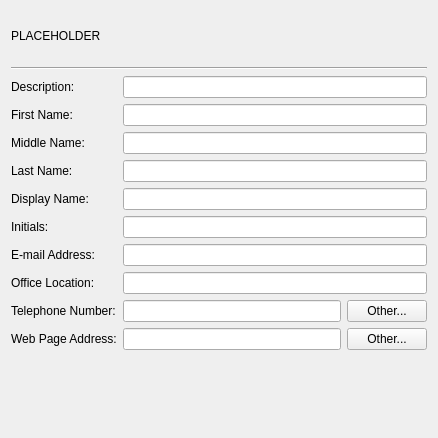
Above: src/admc/tabs/general_user_tab.ui from Samael-fhts/admc before the change. Below: the same form after it.
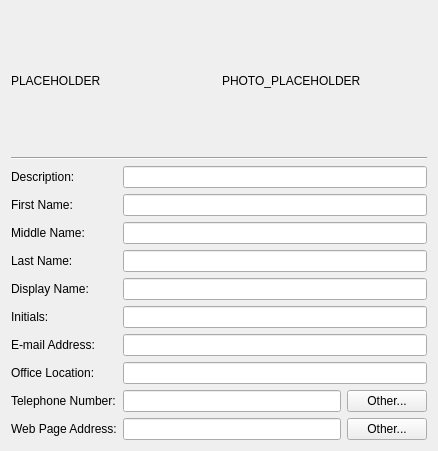
That is the form after the change.

Commit message: Intermediate result

The edit to the form file:
```diff
--- a/src/admc/tabs/general_user_tab.ui
+++ b/src/admc/tabs/general_user_tab.ui
@@ -7,7 +7,7 @@
     <x>0</x>
     <y>0</y>
     <width>438</width>
-    <height>438</height>
+    <height>451</height>
    </rect>
   </property>
   <property name="windowTitle">
@@ -15,6 +15,14 @@
   </property>
   <layout class="QVBoxLayout" name="verticalLayout">
    <item>
+    <layout class="QHBoxLayout" name="horizontalLayout_3">
+     <property name="leftMargin">
+      <number>0</number>
+     </property>
+     <property name="topMargin">
+      <number>0</number>
+     </property>
+     <item>
     <widget class="QLabel" name="name_label">
      <property name="sizePolicy">
       <sizepolicy hsizetype="Preferred" vsizetype="Fixed">
@@ -32,6 +40,15 @@
       <string notr="true">PLACEHOLDER</string>
      </property>
     </widget>
+     </item>
+     <item>
+      <widget class="QLabel" name="label">
+       <property name="text">
+        <string>PHOTO_PLACEHOLDER</string>
+       </property>
+      </widget>
+     </item>
+    </layout>
    </item>
    <item>
     <widget class="Line" name="line">
```
Lines whose indentation alone changed are shown as unchanged. The commit also changes 2 other files.
